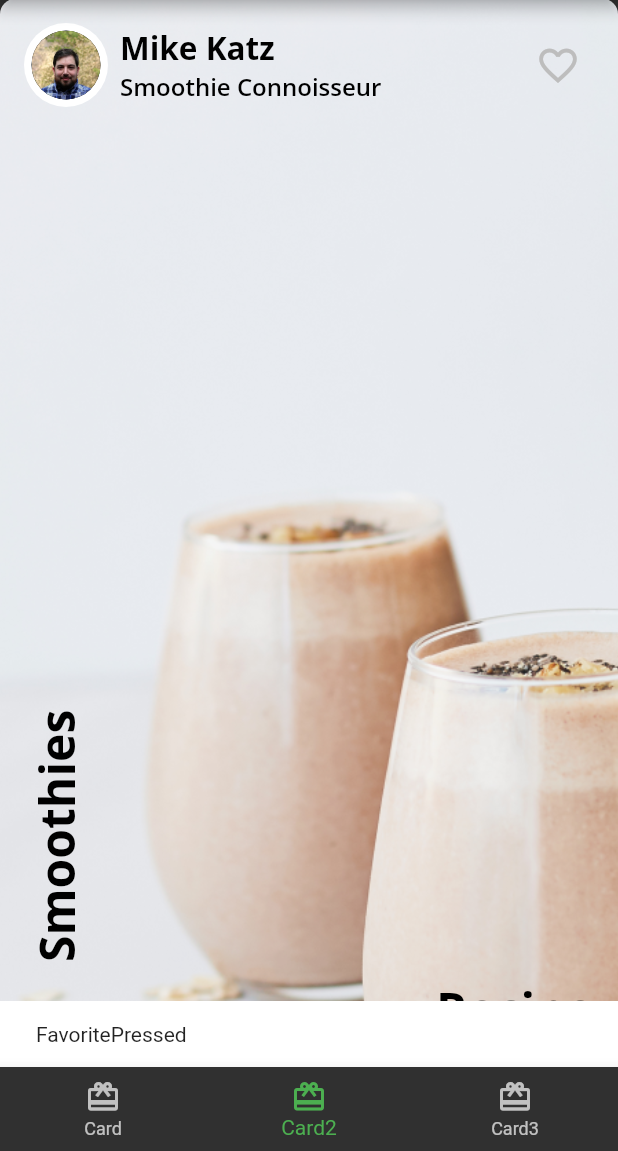
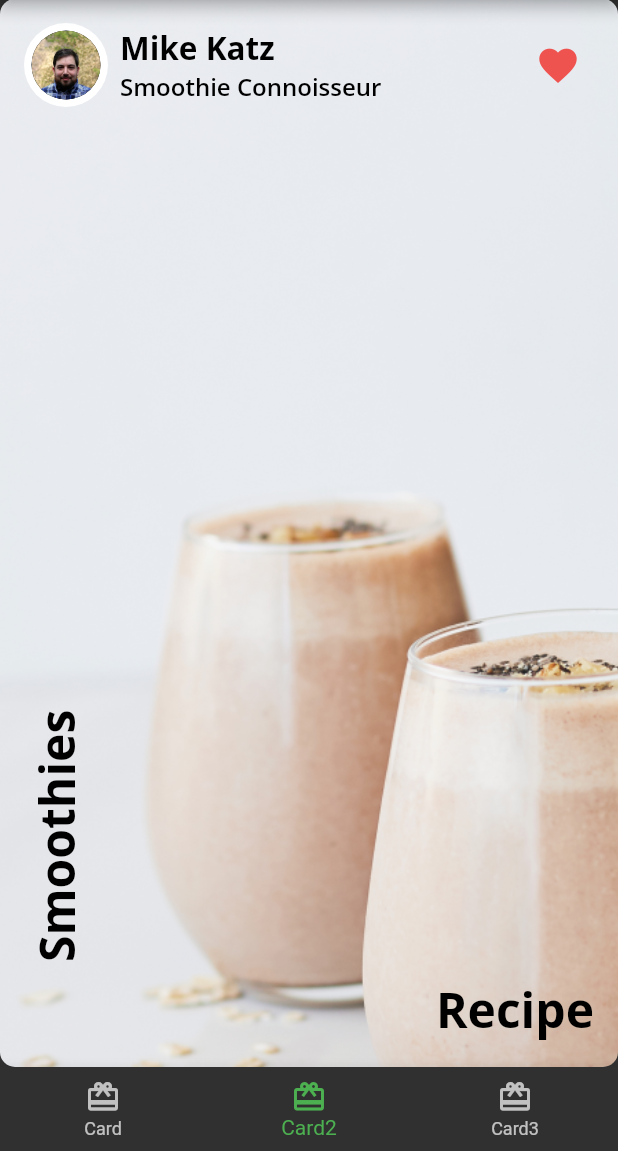
Before and after one commit to Amannu/fooderlich, a Flutter app: the screen it shows after launch, item 2 of the bottom bar chosen, after a tap on the "favorite outline" icon, on a phone screen of 412 x 824 dp, the part 85-1236 px from its top. Run offline on Flutter 3.47's test engine with Material 2 defaults, Android fonts, the phone set to English and light mode, and no system bars; our stand-ins replace google_fonts.

Commit message:
favourite icon

```diff
--- a/lib/author_card.dart
+++ b/lib/author_card.dart
@@ -1,7 +1,7 @@
 import 'package:flutter/material.dart';
 import 'fooderlich_theme.dart';
 import 'circle_image.dart';
-class AuthorCard extends StatelessWidget {
+class AuthorCard extends StatefulWidget {
   // 1
   final String authorName;
   final String title;
@@ -12,6 +12,13 @@ class AuthorCard extends StatelessWidget {
     required this.title,
     this.imageProvider,
   }) : super(key: key);
+
+  @override
+  State<AuthorCard> createState() => _AuthorCardState();
+}
+
+class _AuthorCardState extends State<AuthorCard> {
+  bool _isFavorited = false;
   // 2
   @override
   Widget build(BuildContext context) {
@@ -25,7 +32,7 @@ class AuthorCard extends StatelessWidget {
         Row(
           children: [
             CircleImage(
-              imageProvider: imageProvider,
+              imageProvider: widget.imageProvider,
               imageRadius: 28,
             ),
     // 2
@@ -35,10 +42,10 @@ class AuthorCard extends StatelessWidget {
           crossAxisAlignment: CrossAxisAlignment.start,
           children: [
             Text(
-              authorName,
+              widget.authorName,
               style: FooderlichTheme.lightTextTheme.headline2,),
             Text(
-              title,
+              widget.title,
               style: FooderlichTheme.lightTextTheme.headline3,
             )
           ],),
@@ -46,15 +53,18 @@ class AuthorCard extends StatelessWidget {
         ),
       // TODO 2: add IconButton
         IconButton(
-          // 4
-            icon: const Icon(Icons.favorite_border),
-            iconSize: 30,
-            color: Colors.grey[400],
-            // 5
-            onPressed: () {
-              const snackBar = SnackBar(content: Text('FavoritePressed'));
-              ScaffoldMessenger.of(context).showSnackBar(snackBar);
-            }),
+          // 1
+          icon: Icon(_isFavorited ? Icons.favorite : Icons.favorite_border),
+          iconSize: 30,
+          // 2
+          color: Colors.red[400],
+          onPressed: () {
+            // 3
+            setState(() {
+              _isFavorited = !_isFavorited;
+            });
+          },
+        )
     ],
     ),
     );
```
